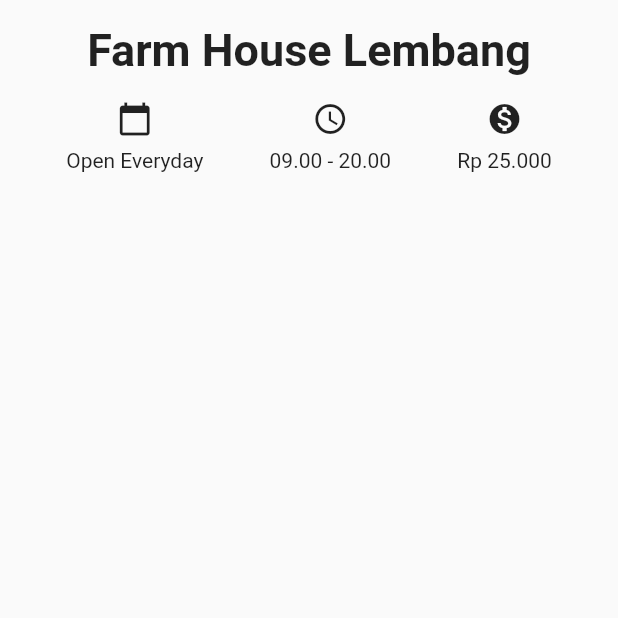
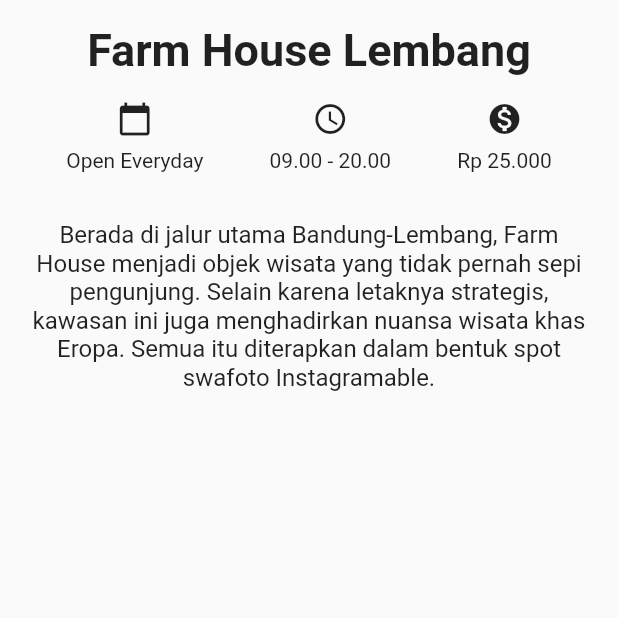
Before and after one commit to ahmfarisi/Kelas-Flutter-SI5C-Gasal-2023-2024, a Flutter app: the screen it shows after launch, on a phone screen of 412 x 824 dp, the top half of it. Run offline on Flutter 3.47's test engine with Material 2 defaults, Android fonts, the phone set to English and light mode, and no system bars.

Commit message:
Update main.dart

```diff
--- a/wisata_bandung/lib/main.dart
+++ b/wisata_bandung/lib/main.dart
@@ -65,7 +65,16 @@
                 ],
               ),
             ),
-            Container(),
+            Container(
+              padding: const EdgeInsets.all(16),
+              child: const Text(
+                'Berada di jalur utama Bandung-Lembang, Farm House menjadi objek wisata yang tidak pernah sepi pengunjung. Selain karena letaknya strategis, kawasan ini juga menghadirkan nuansa wisata khas Eropa. Semua itu diterapkan dalam bentuk spot swafoto Instagramable.',
+                textAlign: TextAlign.center,
+                style: TextStyle(
+                  fontSize: 16
+                ),
+              ),
+            ),
           ],
         ),
       )
```
